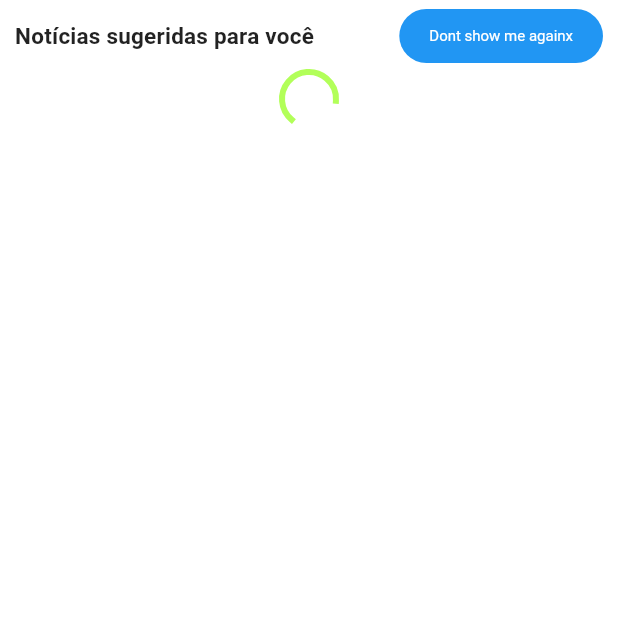
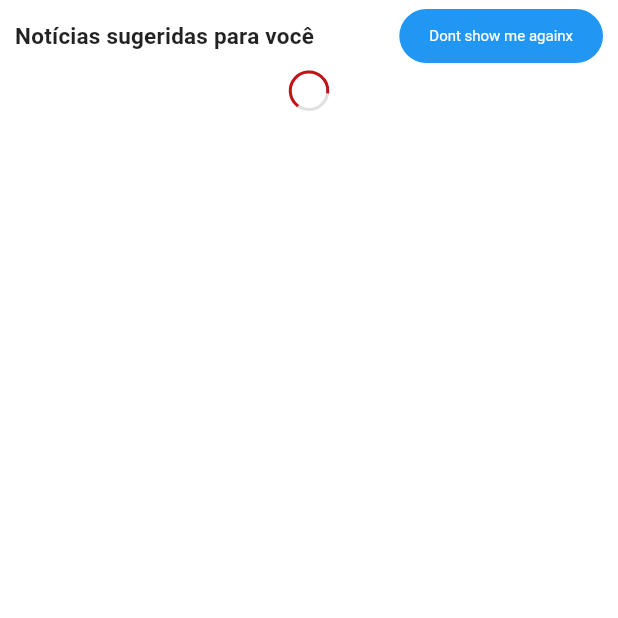
Before and after one commit to pqv-plugin/pkg_blog_news_suggested, a Flutter app: the first screen one second after launch, on a phone screen of 412 x 824 dp, the top half of it. Run offline on Flutter 3.47's test engine with Material 2 defaults, Android fonts, the phone set to English and light mode, and no system bars; our stand-ins replace get, responsive_grid.

```diff
--- /dev/null
+++ b/lib/pkg/progress_circular.dart
@@ -0,0 +1,23 @@
+import 'package:flutter/material.dart';
+
+class ProgressCircular extends StatelessWidget {
+  final double height;
+  final double width;
+
+  ProgressCircular({this.height = 35, this.width = 35});
+
+  @override
+  Widget build(BuildContext context) {
+    return Center(
+      child: SizedBox(
+        height: height,
+        width: width,
+        child: CircularProgressIndicator(
+          strokeWidth: 2,
+          backgroundColor: Colors.black12,
+          valueColor: AlwaysStoppedAnimation<Color>(Theme.of(context).primaryColor),
+        ),
+      ),
+    );
+  }
+}
--- a/lib/src/blog_suggested_news.dart
+++ b/lib/src/blog_suggested_news.dart
@@ -1,23 +1,34 @@
 import 'package:flutter/material.dart';
 import 'package:get/get.dart';
+import 'package:pkg_blog_news_suggested/pkg/blog_news/blog_news_model.dart';
 import 'package:pkg_blog_news_suggested/pkg/condition/condition_builder.dart';
+import 'package:pkg_blog_news_suggested/pkg/progress_circular.dart';
 import 'package:pkg_blog_news_suggested/src/blog_suggested_news_list.dart';
 
 class BlogSuggestedNews extends StatelessWidget {
-  /// Título do grupo de notícias sugeridas
-  final String title;
+  /// Recupera a lista de notícias sugeridas
+  final Future<List<dynamic>> future;
 
   /// Quantidade máxima de notícia que deverá ser mostrada
   final int maxNewsShow;
 
+  /// Título do grupo de notícias sugeridas
+  final String title;
+
+  /// Evento disparado quando usuário solicita ocultar o componente da visualização
+  final ValueChanged<BlogNewsModel> onNewsShow;
+
+  /// Evento disparado quando usuário solicita visualizar notícias recentes do mesmo tipo
+  final ValueChanged<BlogNewsModel> onLatestNewsShow;
+
   /// Evento disparado quando usuário solicita ocultar o componente da visualização
   final VoidCallback? onDontShowMe;
-
-  final Future<List<dynamic>> future;
 
   const BlogSuggestedNews({
     required this.title,
     required this.future,
+    required this.onNewsShow,
+    required this.onLatestNewsShow,
     this.maxNewsShow = 4,
     this.onDontShowMe,
   });
@@ -28,6 +39,7 @@ class BlogSuggestedNews extends StatelessWidget {
     return Padding(
       padding: EdgeInsets.only(left: 5, right: 5),
       child: Column(
+        crossAxisAlignment: CrossAxisAlignment.start,
         children: [
           Padding(
             padding: EdgeInsets.only(left: 5, right: 5),
@@ -56,10 +68,13 @@ class BlogSuggestedNews extends StatelessWidget {
                 return BlogSuggestedNewsList(
                   data: snapshot.data,
                   maxNewsShow: maxNewsShow,
+                  onNewsShow: onNewsShow,
+                  onLatestNewsShow: onLatestNewsShow,
                 );
               } else {
-                return CircularProgressIndicator(
-                  color: Colors.lightGreenAccent,
+                return ProgressCircular(
+                  width: 25,
+                  height: 25,
                 );
               }
             },
```
Also changed, not shown: examples/lib/pages/example_page.dart (+16 -30 lines), lib/pkg/blog_news/blog_news_model.dart (+15 -3 lines), lib/pkg/latest_news_link.dart (added, +41 -0 lines), lib/src/blog_suggested_news_item.dart (+23 -27 lines), lib/src/blog_suggested_news_list.dart (+18 -7 lines).
